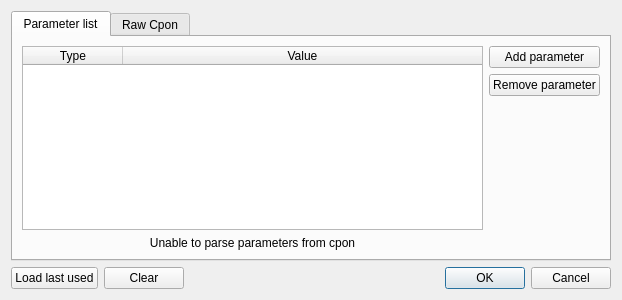
Qt form src/inputparametersdialog.ui (syyyr/shvspy) before a commit.
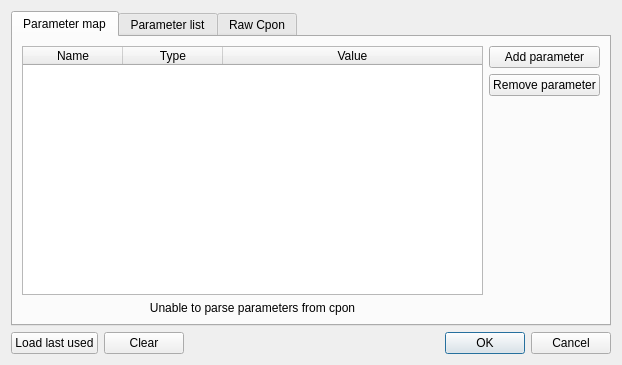
The same form after that commit.

Commit message: support of map in input parameter editor in shvspy

What changed in the file:
```diff
--- a/src/inputparametersdialog.ui
+++ b/src/inputparametersdialog.ui
@@ -7,7 +7,7 @@
     <x>0</x>
     <y>0</y>
     <width>622</width>
-    <height>300</height>
+    <height>365</height>
    </rect>
   </property>
   <property name="windowTitle">
@@ -19,7 +19,85 @@
      <property name="currentIndex">
       <number>0</number>
      </property>
-     <widget class="QWidget" name="tab">
+     <widget class="QWidget" name="parameterMapWidget">
+      <attribute name="title">
+       <string>Parameter map</string>
+      </attribute>
+      <layout class="QVBoxLayout" name="verticalLayout_8">
+       <item>
+        <layout class="QHBoxLayout" name="horizontalLayout_3">
+         <item>
+          <layout class="QVBoxLayout" name="verticalLayout_6">
+           <item>
+            <widget class="QTableWidget" name="parameterMapTable">
+             <attribute name="horizontalHeaderStretchLastSection">
+              <bool>true</bool>
+             </attribute>
+             <column>
+              <property name="text">
+               <string>Name</string>
+              </property>
+             </column>
+             <column>
+              <property name="text">
+               <string>Type</string>
+              </property>
+             </column>
+             <column>
+              <property name="text">
+               <string>Value</string>
+              </property>
+             </column>
+            </widget>
+           </item>
+           <item>
+            <widget class="QLabel" name="parsingMapLabel">
+             <property name="text">
+              <string>Unable to parse parameters from cpon</string>
+             </property>
+             <property name="alignment">
+              <set>Qt::AlignCenter</set>
+             </property>
+            </widget>
+           </item>
+          </layout>
+         </item>
+         <item>
+          <layout class="QVBoxLayout" name="verticalLayout_7">
+           <item>
+            <widget class="QPushButton" name="addMapButton">
+             <property name="text">
+              <string>Add parameter</string>
+             </property>
+            </widget>
+           </item>
+           <item>
+            <widget class="QPushButton" name="removeMapButton">
+             <property name="text">
+              <string>Remove parameter</string>
+             </property>
+            </widget>
+           </item>
+           <item>
+            <spacer name="verticalSpacer_2">
+             <property name="orientation">
+              <enum>Qt::Vertical</enum>
+             </property>
+             <property name="sizeHint" stdset="0">
+              <size>
+               <width>20</width>
+               <height>40</height>
+              </size>
+             </property>
+            </spacer>
+           </item>
+          </layout>
+         </item>
+        </layout>
+       </item>
+      </layout>
+     </widget>
+     <widget class="QWidget" name="parameterListWidget">
       <attribute name="title">
        <string>Parameter list</string>
       </attribute>
```
Left out of the diff: 10 changed lines with no effect on the pictures. The commit also changes 2 other files.
